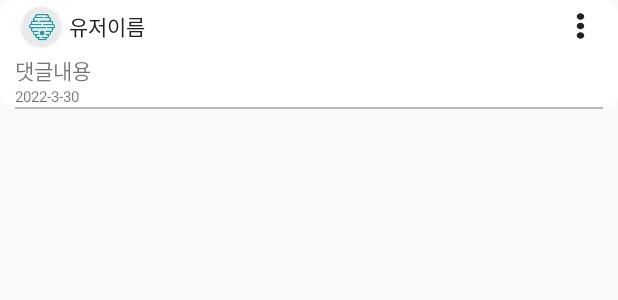
After one commit to chachacha12/Flav_project, an Android app: the layout item_coments.xml on its own in the app's theme, with its tools: preview values and no code run, on a phone screen of 412 x 824 dp. The commit adds this screen. Shown: the top 300 px of the screen. Run offline under Robolectric (Android 15) with nearby library versions, the phone set to English and light mode, and no system bars.

Commit message:
-contents comments 기능 일부 & UI

```diff
--- a/app/src/main/java/com/FLAVOR/mvp/feeds/HomeFragment.kt
+++ b/app/src/main/java/com/FLAVOR/mvp/feeds/HomeFragment.kt
@@ -432,7 +432,8 @@ class HomeFragment(var server: retrofit_service, var floating_anim:Boolean) : Fr
                                     Object.getJSONObject("Tag_SecondAdj"),
                                     Object.getJSONObject(
                                         "Tag_Location"
-                                    )
+                                    ),
+                                    Object.getJSONArray("Comments")
                                 )
                             )
                             i++
--- /dev/null
+++ b/app/src/main/res/drawable/ic_send_black_24dp.xml
@@ -0,0 +1,5 @@
+<vector android:height="24dp" android:tint="#00ADED"
+    android:viewportHeight="24.0" android:viewportWidth="24.0"
+    android:width="24dp" xmlns:android="http://schemas.android.com/apk/res/android">
+    <path android:fillColor="#FF000000" android:pathData="M2.01,21L23,12 2.01,3 2,10l15,2 -15,2z"/>
+</vector>
--- /dev/null
+++ b/app/src/main/res/layout/item_coments.xml
@@ -0,0 +1,105 @@
+<?xml version="1.0" encoding="utf-8"?>
+<androidx.cardview.widget.CardView xmlns:android="http://schemas.android.com/apk/res/android"
+    xmlns:app="http://schemas.android.com/apk/res-auto"
+    xmlns:tools="http://schemas.android.com/tools"
+    android:id="@+id/cardView"
+    android:layout_width="match_parent"
+    android:layout_height="wrap_content"
+    app:cardCornerRadius="10dp"
+    app:cardElevation="0dp">
+
+    <LinearLayout
+        android:layout_width="match_parent"
+        android:layout_height="wrap_content"
+        android:layout_marginLeft="10dp"
+        android:layout_marginRight="10dp"
+        android:gravity="center_vertical"
+        android:orientation="vertical">
+
+        <LinearLayout
+            android:layout_width="match_parent"
+            android:layout_height="wrap_content"
+            android:gravity="center_vertical"
+            android:orientation="horizontal">
+
+            <androidx.cardview.widget.CardView
+                android:layout_width="25dp"
+                android:layout_height="25dp"
+                android:layout_margin="5dp"
+                app:cardCornerRadius="30dp"
+                app:cardElevation="2dp">
+
+                <ImageView
+                    android:id="@+id/photoImageVIew"
+                    android:layout_width="match_parent"
+                    android:layout_height="match_parent"
+                    android:adjustViewBounds="true"
+                    app:srcCompat="@mipmap/ic_launcher_round" />
+            </androidx.cardview.widget.CardView>
+
+            <LinearLayout
+                android:layout_width="match_parent"
+                android:layout_height="30dp"
+                android:gravity="center_vertical"
+                android:orientation="horizontal">
+
+                <TextView
+                    android:id="@+id/nameTextView"
+                    android:layout_width="wrap_content"
+                    android:layout_height="30dp"
+                    android:gravity="center"
+                    android:lineSpacingExtra="6sp"
+                    android:textColor="#222222"
+                    android:textSize="14sp"
+                    android:textStyle="normal"
+                    tools:text="유저이름" />
+
+                <LinearLayout
+                    android:layout_width="match_parent"
+                    android:layout_height="30dp"
+                    android:gravity="center|right"
+                    android:orientation="horizontal">
+
+                    <Button
+                        android:id="@+id/FriendAdd_button"
+                        android:layout_width="30dp"
+                        android:layout_height="25dp"
+
+                        android:background="@drawable/ic_more_vert2"
+                        android:gravity="center"
+                        android:lineSpacingExtra="6sp"
+                        android:textColor="#00aded"
+                        android:textSize="13sp"
+                        android:textStyle="bold" />
+
+                    />
+                </LinearLayout>
+
+            </LinearLayout>
+
+        </LinearLayout>
+
+        <TextView
+            android:id="@+id/coments_TextView"
+            android:layout_width="match_parent"
+            android:layout_height="wrap_content"
+            android:text="댓글내용" />
+
+        <TextView
+            android:id="@+id/date_textView"
+            android:layout_width="match_parent"
+            android:layout_height="wrap_content"
+            android:text="2022-3-30"
+            android:textSize="10sp" />
+
+        <TextView
+            android:id="@+id/textView9"
+            android:layout_width="match_parent"
+            android:layout_height="1dp"
+            android:background="#BAB9B9"
+            android:text="TextView"
+            android:textSize="10sp" />
+
+    </LinearLayout>
+
+</androidx.cardview.widget.CardView>
```
Also changed, not shown: app/src/main/java/com/FLAVOR/mvp/feeds/ComentsAdapter.kt (added, +83 -0 lines), app/src/main/java/com/FLAVOR/mvp/feeds/Contents.kt (+7 -1 lines), app/src/main/java/com/FLAVOR/mvp/feeds/HomeAdapter.kt (+4 -3 lines), app/src/main/java/com/FLAVOR/mvp/feeds/PostActivity.kt (+32 -8 lines), app/src/main/res/layout/activity_post.xml (+89 -3 lines).
